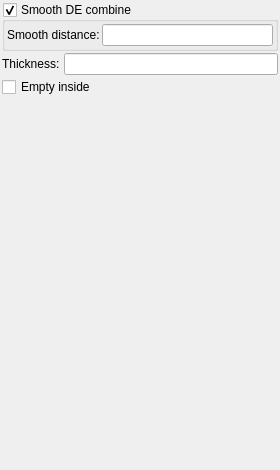
Qt form mandelbulber2/formula/ui/primitive_plane.ui (buddhi1980/mandelbulber2) before a commit.
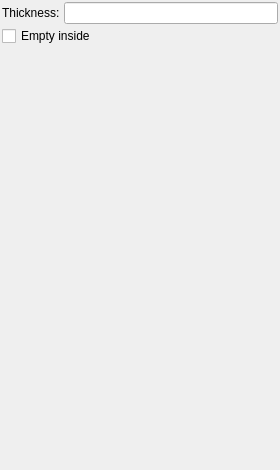
The same form after that commit. Custom widgets are drawn as their Qt base class.

Commit message: refactor: move smooth_de_combine params to node-level only

The edit to the form file:
```diff
--- a/mandelbulber2/formula/ui/primitive_plane.ui
+++ b/mandelbulber2/formula/ui/primitive_plane.ui
@@ -42,56 +42,9 @@
          <verstretch>0</verstretch>
         </sizepolicy>
        </property>
-      </widget>
-     </item>
-     <item row="2" column="0" colspan="3">
-      <widget class="MyGroupBox" name="groupCheck_smooth_de_combine_enable">
-       <property name="title">
-        <string>Smooth DE combine</string>
-       </property>
-       <property name="checkable">
-        <bool>true</bool>
-       </property>
-       <layout class="QGridLayout" name="gridLayout_4">
-        <property name="leftMargin">
-         <number>2</number>
-        </property>
-        <property name="topMargin">
-         <number>2</number>
-        </property>
-        <property name="rightMargin">
-         <number>2</number>
-        </property>
-        <property name="bottomMargin">
-         <number>2</number>
-        </property>
-        <property name="spacing">
-         <number>2</number>
-        </property>
-        <item row="0" column="0">
-         <widget class="QLabel" name="label_306">
-          <property name="text">
-           <string>Smooth distance:</string>
-          </property>
-          <property name="wordWrap">
-           <bool>true</bool>
-          </property>
-         </widget>
-        </item>
-        <item row="0" column="1">
-         <widget class="MyLineEdit" name="logedit_smooth_de_combine_distance">
-          <property name="sizePolicy">
-           <sizepolicy hsizetype="Expanding" vsizetype="Maximum">
-            <horstretch>0</horstretch>
-            <verstretch>0</verstretch>
-           </sizepolicy>
-          </property>
-         </widget>
-        </item>
-       </layout>
-      </widget>
-     </item>
-     <item row="3" column="0">
+       </widget>
+      </item>
+      <item row="3" column="0">
       <widget class="QLabel" name="label_3">
        <property name="text">
         <string>Thickness:</string>
```
The commit also changes 21 other files.
